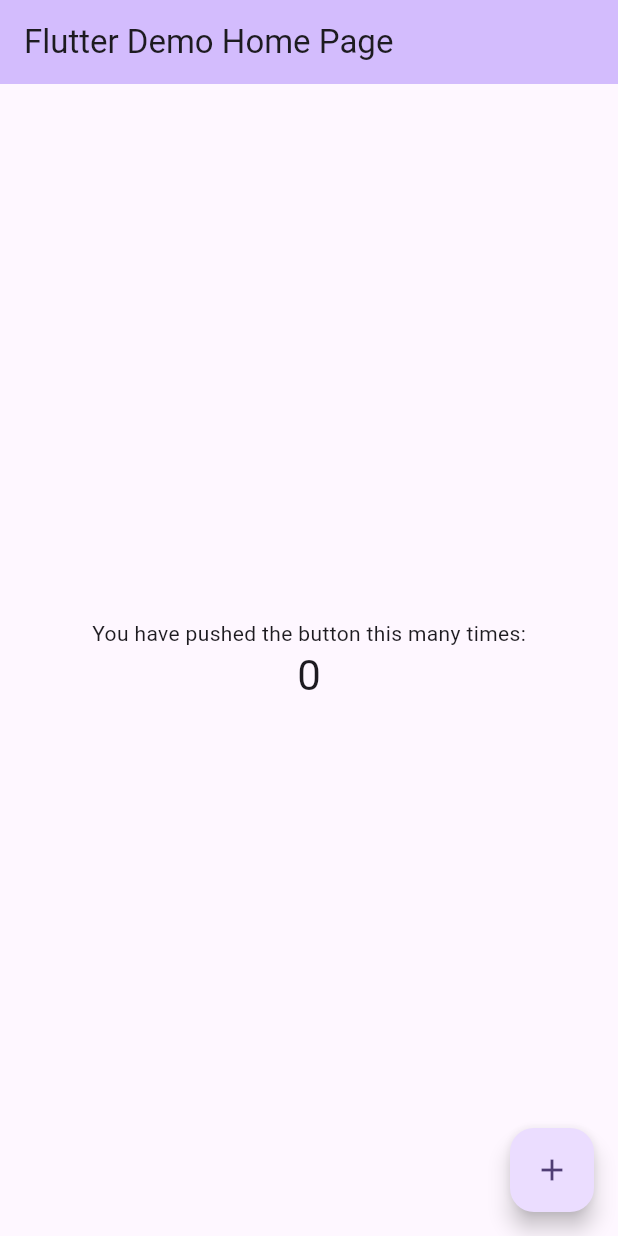
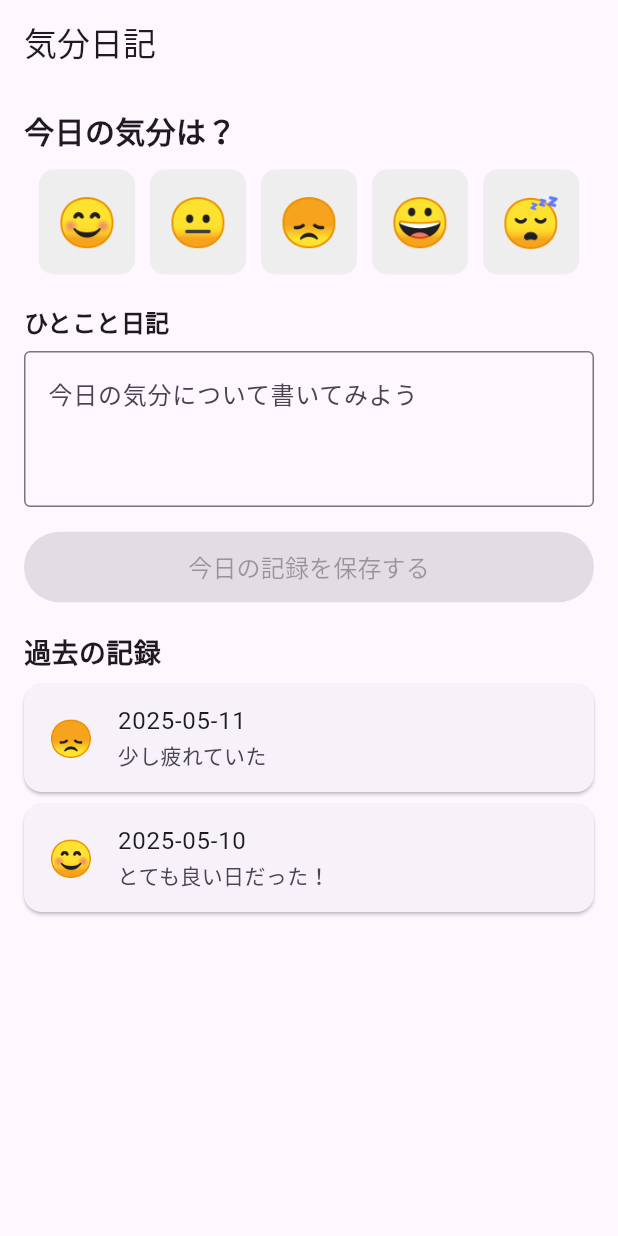
Before and after one commit to Haru62129/flutterapp, a Flutter app: the screen it shows after launch, on a phone screen of 412 x 824 dp. Run offline on Flutter 3.47's test engine with Material 3 defaults, Android fonts, the phone set to English and light mode, and no system bars.

Commit message:
main.dart
内容を大きく変更しました。

```diff
--- a/lib/main.dart
+++ b/lib/main.dart
@@ -1,125 +1,186 @@
 import 'package:flutter/material.dart';
 
 void main() {
-  runApp(const MyApp());
+  runApp(const MoodDiaryApp());
 }
 
-class MyApp extends StatelessWidget {
-  const MyApp({super.key});
+class MoodDiaryApp extends StatelessWidget {
+  const MoodDiaryApp({super.key});
 
-  // This widget is the root of your application.
   @override
   Widget build(BuildContext context) {
     return MaterialApp(
-      title: 'Flutter Demo',
+      title: '気分日記',
       theme: ThemeData(
-        // This is the theme of your application.
-        //
-        // TRY THIS: Try running your application with "flutter run". You'll see
-        // the application has a purple toolbar. Then, without quitting the app,
-        // try changing the seedColor in the colorScheme below to Colors.green
-        // and then invoke "hot reload" (save your changes or press the "hot
-        // reload" button in a Flutter-supported IDE, or press "r" if you used
-        // the command line to start the app).
-        //
-        // Notice that the counter didn't reset back to zero; the application
-        // state is not lost during the reload. To reset the state, use hot
-        // restart instead.
-        //
-        // This works for code too, not just values: Most code changes can be
-        // tested with just a hot reload.
-        colorScheme: ColorScheme.fromSeed(seedColor: Colors.deepPurple),
-        useMaterial3: true,
+        primarySwatch: Colors.blue,
+        visualDensity: VisualDensity.adaptivePlatformDensity,
       ),
-      home: const MyHomePage(title: 'Flutter Demo Home Page'),
+      home: const MoodHomePage(),
     );
   }
 }
 
-class MyHomePage extends StatefulWidget {
-  const MyHomePage({super.key, required this.title});
-
-  // This widget is the home page of your application. It is stateful, meaning
-  // that it has a State object (defined below) that contains fields that affect
-  // how it looks.
-
-  // This class is the configuration for the state. It holds the values (in this
-  // case the title) provided by the parent (in this case the App widget) and
-  // used by the build method of the State. Fields in a Widget subclass are
-  // always marked "final".
-
-  final String title;
+class MoodHomePage extends StatefulWidget {
+  const MoodHomePage({super.key});
 
   @override
-  State<MyHomePage> createState() => _MyHomePageState();
+  State<MoodHomePage> createState() => _MoodHomePageState();
 }
 
-class _MyHomePageState extends State<MyHomePage> {
-  int _counter = 0;
+class _MoodHomePageState extends State<MoodHomePage> {
+  String? selectedMood;
+  final TextEditingController _noteController = TextEditingController();
+  Map<String, dynamic> moodLog = {};
 
-  void _incrementCounter() {
+  @override
+  void initState() {
+    super.initState();
+    _loadSampleData();
+  }
+
+  void _loadSampleData() {
+    // サンプルデータを読み込む (SharedPreferencesの代わり)
     setState(() {
-      // This call to setState tells the Flutter framework that something has
-      // changed in this State, which causes it to rerun the build method below
-      // so that the display can reflect the updated values. If we changed
-      // _counter without calling setState(), then the build method would not be
-      // called again, and so nothing would appear to happen.
-      _counter++;
+      moodLog = {
+        '2025-05-10': {'mood': 'happy', 'note': 'とても良い日だった！'},
+        '2025-05-11': {'mood': 'sad', 'note': '少し疲れていた'},
+      };
     });
+  }
+
+  void saveTodayMood() {
+    // コンテキストを事前にローカル変数に保存
+    final scaffoldMessenger = ScaffoldMessenger.of(context);
+    final today = DateTime.now().toIso8601String().split('T')[0];
+
+    if (selectedMood == null) return;
+
+    setState(() {
+      moodLog[today] = {
+        'mood': selectedMood,
+        'note': _noteController.text
+      };
+
+      // 保存後にクリア
+      _noteController.clear();
+      selectedMood = null;
+    });
+
+    // フィードバック表示
+    scaffoldMessenger.showSnackBar(
+      const SnackBar(content: Text('気分を記録しました')),
+    );
+  }
+
+  Widget buildMoodButton(String emoji, String mood) {
+    return GestureDetector(
+      onTap: () => setState(() => selectedMood = mood),
+      child: Container(
+        padding: const EdgeInsets.all(12),
+        decoration: BoxDecoration(
+          color: selectedMood == mood ? Colors.blue[100] : Colors.grey[200],
+          borderRadius: BorderRadius.circular(10),
+        ),
+        child: Text(
+          emoji,
+          style: const TextStyle(fontSize: 32),
+        ),
+      ),
+    );
   }
 
   @override
   Widget build(BuildContext context) {
-    // This method is rerun every time setState is called, for instance as done
-    // by the _incrementCounter method above.
-    //
-    // The Flutter framework has been optimized to make rerunning build methods
-    // fast, so that you can just rebuild anything that needs updating rather
-    // than having to individually change instances of widgets.
+
     return Scaffold(
       appBar: AppBar(
-        // TRY THIS: Try changing the color here to a specific color (to
-        // Colors.amber, perhaps?) and trigger a hot reload to see the AppBar
-        // change color while the other colors stay the same.
-        backgroundColor: Theme.of(context).colorScheme.inversePrimary,
-        // Here we take the value from the MyHomePage object that was created by
-        // the App.build method, and use it to set our appbar title.
-        title: Text(widget.title),
+        title: const Text('気分日記'),
+        elevation: 0,
       ),
-      body: Center(
-        // Center is a layout widget. It takes a single child and positions it
-        // in the middle of the parent.
+      body: Padding(
+        padding: const EdgeInsets.all(16),
         child: Column(
-          // Column is also a layout widget. It takes a list of children and
-          // arranges them vertically. By default, it sizes itself to fit its
-          // children horizontally, and tries to be as tall as its parent.
-          //
-          // Column has various properties to control how it sizes itself and
-          // how it positions its children. Here we use mainAxisAlignment to
-          // center the children vertically; the main axis here is the vertical
-          // axis because Columns are vertical (the cross axis would be
-          // horizontal).
-          //
-          // TRY THIS: Invoke "debug painting" (choose the "Toggle Debug Paint"
-          // action in the IDE, or press "p" in the console), to see the
-          // wireframe for each widget.
-          mainAxisAlignment: MainAxisAlignment.center,
-          children: <Widget>[
-            const Text(
-              'You have pushed the button this many times:',
+          crossAxisAlignment: CrossAxisAlignment.start,
+          children: [
+            const Text("今日の気分は？", style: TextStyle(fontSize: 20, fontWeight: FontWeight.bold)),
+            const SizedBox(height: 12),
+            Row(
+              mainAxisAlignment: MainAxisAlignment.spaceEvenly,
+              children: [
+                buildMoodButton('😊', 'happy'),
+                buildMoodButton('😐', 'neutral'),
+                buildMoodButton('😞', 'sad'),
+                buildMoodButton('😀', 'excited'),
+                buildMoodButton('😴', 'tired'),
+              ],
             ),
-            Text(
-              '$_counter',
-              style: Theme.of(context).textTheme.headlineMedium,
+            const SizedBox(height: 20),
+            const Text("ひとこと日記", style: TextStyle(fontSize: 16, fontWeight: FontWeight.bold)),
+            const SizedBox(height: 8),
+            TextField(
+              controller: _noteController,
+              maxLines: 3,
+              decoration: const InputDecoration(
+                border: OutlineInputBorder(),
+                hintText: '今日の気分について書いてみよう',
+              ),
+            ),
+            const SizedBox(height: 16),
+            SizedBox(
+              width: double.infinity,
+              child: ElevatedButton(
+                onPressed: selectedMood == null ? null : saveTodayMood,
+                style: ElevatedButton.styleFrom(
+                  padding: const EdgeInsets.symmetric(vertical: 12),
+                ),
+                child: const Text('今日の記録を保存する', style: TextStyle(fontSize: 16)),
+              ),
+            ),
+            const SizedBox(height: 20),
+            const Text("過去の記録", style: TextStyle(fontSize: 18, fontWeight: FontWeight.bold)),
+            const SizedBox(height: 8),
+            Expanded(
+              child: moodLog.isEmpty
+                  ? const Center(child: Text('まだ記録がありません'))
+                  : ListView.builder(
+                      itemCount: moodLog.length,
+                      itemBuilder: (context, index) {
+                        final date = moodLog.keys.toList().reversed.toList()[index];
+                        final entry = moodLog[date]!;
+                        return Card(
+                          margin: const EdgeInsets.only(bottom: 8),
+                          child: ListTile(
+                            leading: Text(
+                              _emojiFor(entry['mood']),
+                              style: const TextStyle(fontSize: 24),
+                            ),
+                            title: Text(date),
+                            subtitle: Text(entry['note'] ?? ''),
+                          ),
+                        );
+                      },
+                    ),
             ),
           ],
         ),
       ),
-      floatingActionButton: FloatingActionButton(
-        onPressed: _incrementCounter,
-        tooltip: 'Increment',
-        child: const Icon(Icons.add),
-      ), // This trailing comma makes auto-formatting nicer for build methods.
     );
   }
+
+  String _emojiFor(String mood) {
+    switch (mood) {
+      case 'happy':
+        return '😊';
+      case 'neutral':
+        return '😐';
+      case 'sad':
+        return '😞';
+      case 'excited':
+        return '😀';
+      case 'tired':
+        return '😴';
+      default:
+        return '';
+    }
+  }
 }
```
